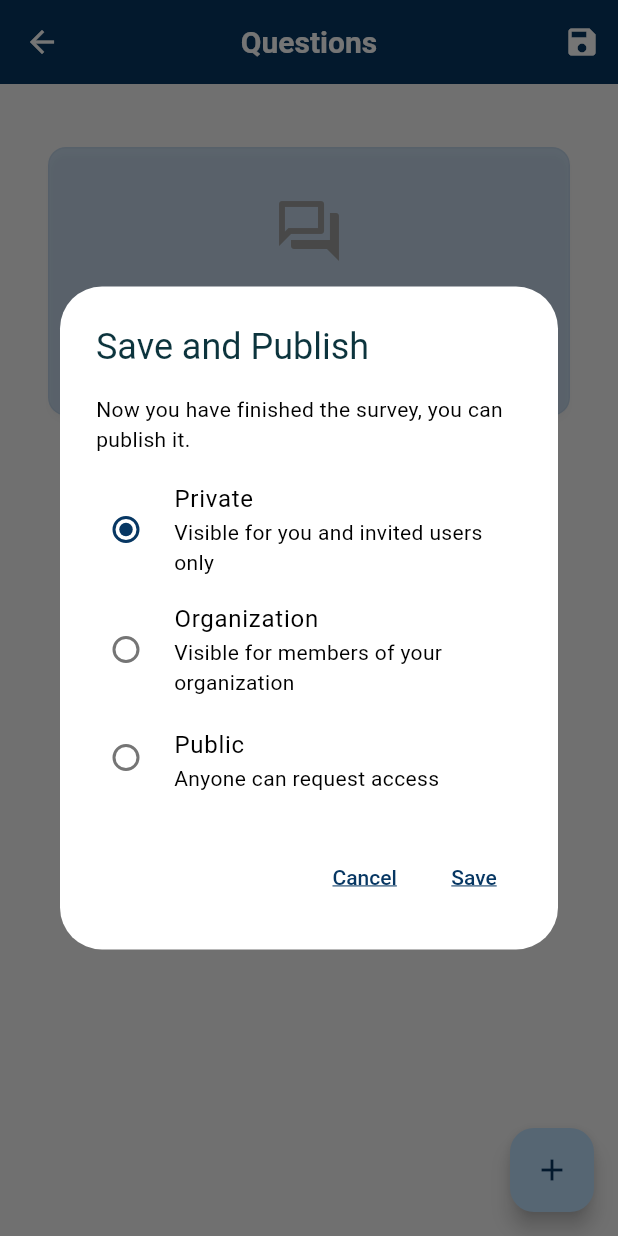
After one commit to manuelcabrera1/surbased, a Flutter app: the SurveyAddQuestionsPage screen opened by its route, after a tap on the "save" icon, on a phone screen of 412 x 824 dp. The commit adds this screen. Run offline on Flutter 3.47's test engine with Material 3 defaults, Android fonts, the phone set to English and light mode, and no system bars; our stand-ins replace shared_preferences, table_calendar; accounts and stored records are empty; generated files the repository leaves out were written again.

Commit message:
feat(frontend): change save dialog to save and publish

```diff
--- a/client/surbased/lib/src/shared/infrastructure/lang/intl_en.arb
+++ b/client/surbased/lib/src/shared/infrastructure/lang/intl_en.arb
@@ -124,5 +124,16 @@
     "participant": "Participant",
     "explore_page_title": "Explore",
     "users_error_no_users": "No users found",
-    "survey_removed": "Survey removed successfully"
+    "survey_removed": "Survey removed successfully",
+    "scope": "Scope",
+    "scope_private": "Private",
+    "scope_private_explanation": "Visible for you and invited users only",
+    "scope_organization": "Organization",
+    "scope_organization_explanation": "Visible for members of your organization",
+    "scope_public": "Public",
+    "scope_public_explanation": "Anyone can request access",
+    "please_add_question": "Please add at least one question",
+    "survey_save_publish": "Save and Publish",
+    "survey_publish_explanation": "Now you have finished the survey, you can publish it.",
+    "please_select_scope": "Please select the survey scope"
 }
--- a/client/surbased/lib/src/shared/infrastructure/lang/intl_es.arb
+++ b/client/surbased/lib/src/shared/infrastructure/lang/intl_es.arb
@@ -124,6 +124,16 @@
     "participant": "Participante",
     "explore_page_title": "Explorar",
     "users_error_no_users": "No se encontraron usuarios",
-    "survey_removed": "Cuestionario eliminado correctamente"
-
+    "survey_removed": "Cuestionario eliminado correctamente",
+    "scope": "Visibilidad",
+    "scope_private": "Privado",
+    "scope_private_explanation": "Visible solo para ti y usuarios invitados",
+    "scope_organization": "Organización",
+    "scope_organization_explanation": "Visible para miembros de tu organización",
+    "scope_public": "Público",
+    "scope_public_explanation": "Cualquiera puede solicitar acceso",
+    "please_add_question": "Por favor añade al menos una pregunta",
+    "survey_save_publish": "Guardar y Publicar",
+    "survey_publish_explanation": "Ahora que has terminado el cuestionario, puedes publicarlo.",
+    "please_select_scope": "Por favor selecciona la visibilidad del cuestionario"
 }
--- a/client/surbased/lib/src/survey/application/provider/survey_provider.dart
+++ b/client/surbased/lib/src/survey/application/provider/survey_provider.dart
@@ -89,11 +89,13 @@ class SurveyProvider extends ChangeNotifier {
     return true;
   }
 
-  Future<bool> createSurvey(String token) async {
+  Future<bool> createSurvey(String token, String scope) async {
     try {
       _error = null;
       _isLoading = true;
       notifyListeners();
+
+      _currentSurvey!.scope = scope;
 
       final response = await _surveyService.createSurvey(
         _currentSurvey!.toJson(),
--- a/client/surbased/lib/src/survey/application/widgets/survey_form.dart
+++ b/client/surbased/lib/src/survey/application/widgets/survey_form.dart
@@ -24,6 +24,7 @@ class SurveyFormState extends State<SurveyForm> {
   DateTime? _startDate;
   DateTime? _endDate;
   String? _categoryId;
+  String? _scope;
 
   @override
   void initState() {
--- /dev/null
+++ b/client/surbased/lib/src/survey/application/widgets/survey_save_publish_dialog.dart
@@ -0,0 +1,116 @@
+import 'package:flutter/material.dart';
+import 'package:provider/provider.dart';
+import 'package:surbased/src/auth/application/provider/auth_provider.dart';
+import 'package:surbased/src/config/app_routes.dart';
+import 'package:surbased/src/survey/application/provider/survey_provider.dart';
+import 'package:flutter_gen/gen_l10n/app_localizations.dart';
+
+
+class SurveySavePublishDialog extends StatefulWidget {
+  const SurveySavePublishDialog({super.key});
+
+  @override
+  State<SurveySavePublishDialog> createState() => _SurveySavePublishDialogState();
+}
+
+class _SurveySavePublishDialogState extends State<SurveySavePublishDialog> {
+
+  late String _selectedScope = 'Private';
+
+    Future<void> _createSurvey() async {
+    final authProvider = Provider.of<AuthProvider>(context, listen: false);
+    final surveyProvider = Provider.of<SurveyProvider>(context, listen: false);
+    try {
+      if (surveyProvider.currentSurvey!.questions.isEmpty) {
+        if (mounted) {
+          ScaffoldMessenger.of(context).showSnackBar(
+            SnackBar(content: Text(AppLocalizations.of(context)!.please_add_question)),
+          );
+        }
+        return;
+      }
+
+      if (_selectedScope == '') {
+        if (mounted) {
+          ScaffoldMessenger.of(context).showSnackBar(
+            SnackBar(content: Text(AppLocalizations.of(context)!.please_select_scope)),
+          );
+        }
+        return;
+      }
+
+
+
+      // Convertir el scope seleccionado a minúsculas para el backend
+      String scope = _selectedScope.toLowerCase();
+
+      bool success = await surveyProvider.createSurvey(
+        authProvider.token!,
+        scope,
+      );
+      if (success) {
+        if (mounted) {
+          ScaffoldMessenger.of(context).showSnackBar(
+             SnackBar(content: Text(AppLocalizations.of(context)!.survey_saved)),
+          );
+          Navigator.pushReplacementNamed(context, AppRoutes.home);
+        }
+      } else {
+        if (mounted) {
+          ScaffoldMessenger.of(context).showSnackBar(
+            SnackBar(content: Text(surveyProvider.error!)),
+          );
+        }
+      }
+    } catch (e) {
+      if (mounted) {
+        ScaffoldMessenger.of(context).showSnackBar(
+          SnackBar(content: Text(e.toString())),
+        );
+      }
+    }
+  }
+
+  @override
+  Widget build(BuildContext context) {
+    final Map<String, String> scopeOptions = {
+    AppLocalizations.of(context)!.scope_private: AppLocalizations.of(context)!.scope_private_explanation,
+    AppLocalizations.of(context)!.scope_organization: AppLocalizations.of(context)!.scope_organization_explanation,
+    AppLocalizations.of(context)!.scope_public: AppLocalizations.of(context)!.scope_public_explanation,
+  };
+    return AlertDialog(
+        title: Text(AppLocalizations.of(context)!.survey_save_publish),
+        content: Padding(
+          padding: const EdgeInsets.all(0),
+          child: Column(
+            crossAxisAlignment: CrossAxisAlignment.start,
+            mainAxisAlignment: MainAxisAlignment.start,
+            mainAxisSize: MainAxisSize.min,
+            children: [
+              Text(AppLocalizations.of(context)!.survey_publish_explanation),
+               const SizedBox(height: 10),
+               ...scopeOptions.entries.map((entry) => RadioListTile(
+                visualDensity: VisualDensity.compact,
+                contentPadding: EdgeInsets.zero,
+                title: Text(entry.key, style: Theme.of(context).textTheme.bodyLarge?.copyWith(fontWeight: FontWeight.w400)),
+                subtitle: Text(entry.value, style: Theme.of(context).textTheme.bodyMedium),
+                value: entry.key,
+                groupValue: _selectedScope,
+                onChanged: (String? value) => setState(() => _selectedScope = value!),
+               )),
+            ],
+          ),
+        ),
+        actions: [
+          TextButton(
+            onPressed: () => Navigator.pop(context),
+            child: Text(AppLocalizations.of(context)!.cancel),
+          ),
+          TextButton(
+            onPressed: () => _createSurvey(),
+            child: Text(AppLocalizations.of(context)!.save),
+          ),
+        ],
+      );
+  }
+}
```
Also changed, not shown: client/surbased/lib/src/survey/application/pages/survey_add_questions_page.dart (+4 -44 lines).
